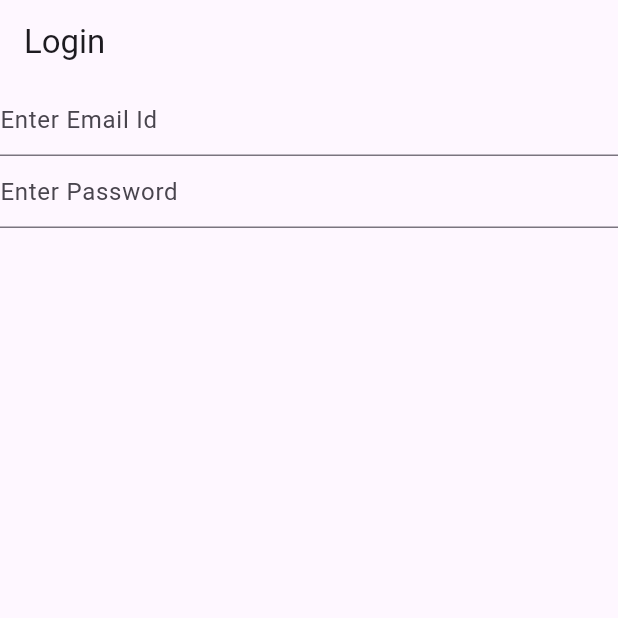
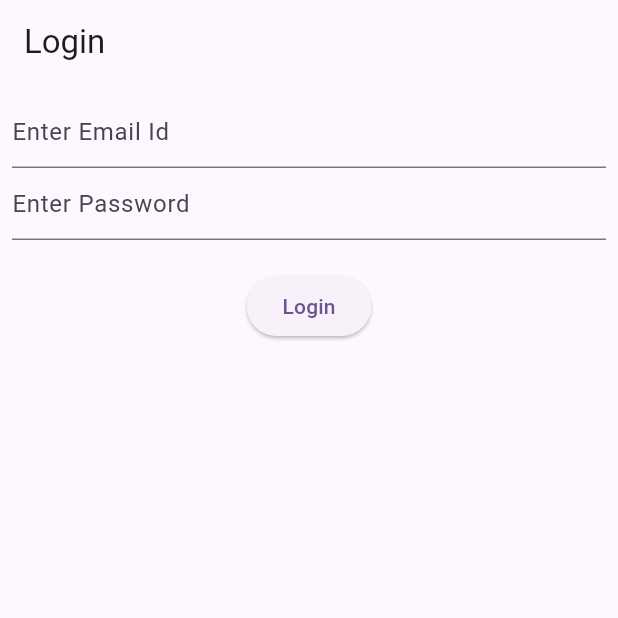
Before and after one commit to subhasishpinku/unitTest, a Flutter app: the screen it shows after launch, on a phone screen of 412 x 824 dp, the top half of it. Run offline on Flutter 3.47's test engine with Material 3 defaults, Android fonts, the phone set to English and light mode, and no system bars.

Commit message:
Committing all changes

```diff
--- a/lib/login_screen.dart
+++ b/lib/login_screen.dart
@@ -1,3 +1,4 @@
+import 'package:firsttest/validator.dart';
 import 'package:flutter/material.dart';
 
 class LoginScreen extends StatefulWidget {
@@ -10,25 +11,40 @@ class LoginScreen extends StatefulWidget {
 class _LoginScreenState extends State<LoginScreen> {
   final TextEditingController _emailController = TextEditingController();
   final TextEditingController _passwordController = TextEditingController();
-
+  final GlobalKey<FormState> _key = GlobalKey<FormState>();
   @override
   Widget build(BuildContext context) {
     return Scaffold(
         appBar: AppBar(
           title: const Text('Login'),
         ),
-        body: Column(
+        body: Padding(
+          padding: const EdgeInsets.all(8.0),
+          child: Form(
+            key: _key,
+            child: Column(
               children: <Widget>[
                 TextFormField(
                   controller: _emailController,
-              key:const ValueKey("email_id"),
+                  key: const ValueKey("email_id"),
                   decoration: const InputDecoration(hintText: "Enter Email Id"),
-            ), TextFormField(
+                  validator: (value) => Validator.validateEmail(value ?? ""),
+                ),
+                TextFormField(
                   controller: _passwordController,
-              key:const ValueKey("password"),
+                  key: const ValueKey("password"),
                   decoration: const InputDecoration(hintText: "Enter Password"),
-            )
+                  validator: (value) => Validator.validatePassword(value ?? ""),
+                ),
+                const SizedBox(height: 20.0),
+                ElevatedButton(
+                    onPressed: () {
+                      _key.currentState?.validate();
+                    },
+                    child: const Text("Login"))
               ],
+            ),
+          ),
         ));
   }
 }
--- a/pubspec.yaml
+++ b/pubspec.yaml
@@ -37,6 +37,8 @@ dependencies:
   cupertino_icons: ^1.0.8
 
 dev_dependencies:
+  integration_test:
+    sdk: flutter
   flutter_test:
     sdk: flutter
 
```
Also changed, not shown: lib/validator.dart (+8 -7 lines), pubspec.lock, 1 other file. Lines whose indentation alone changed are shown as unchanged.
